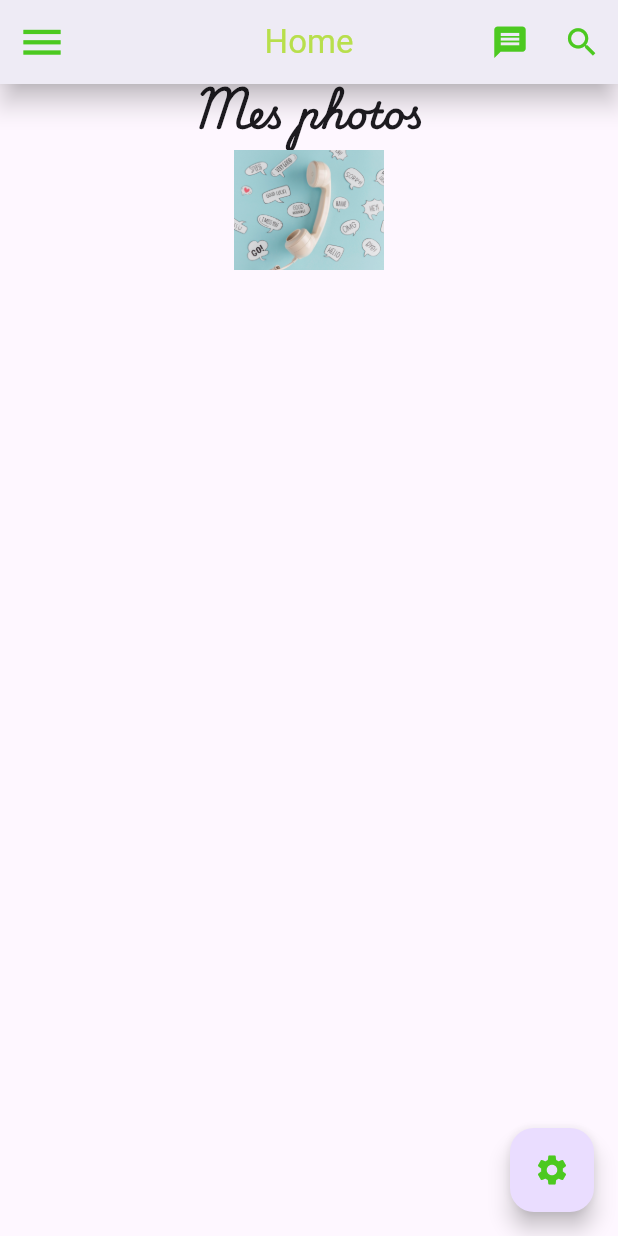
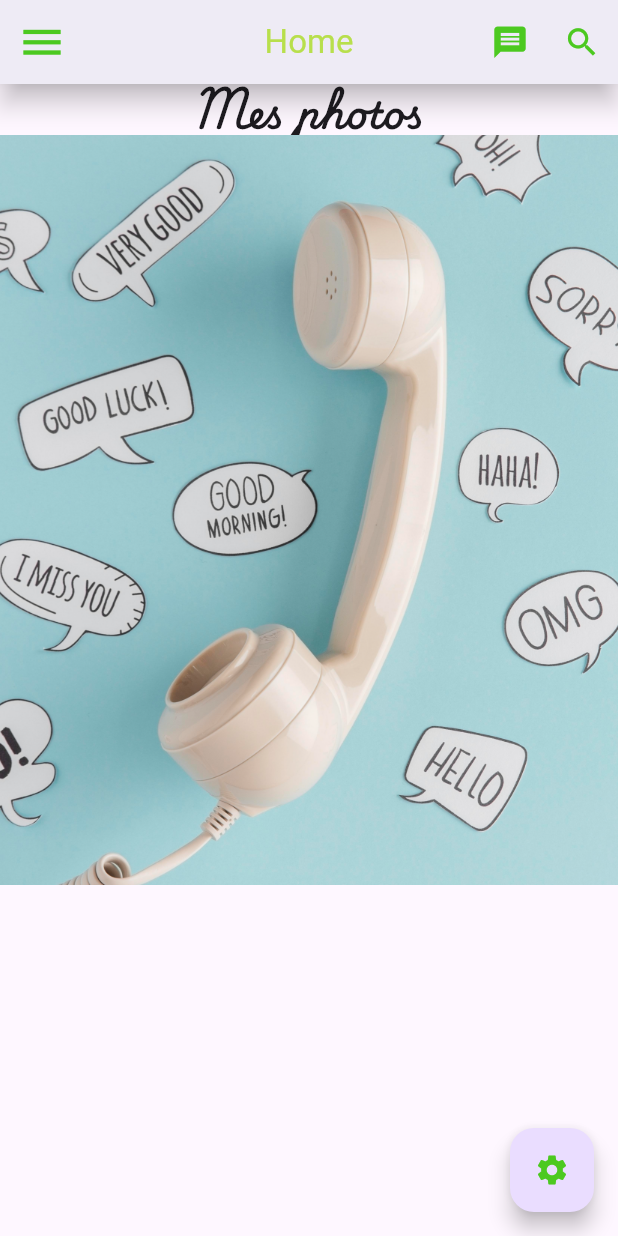
Before and after one commit to sm-hl/simple_project, a Flutter app: the screen it shows after launch, on a phone screen of 412 x 824 dp. Run offline on Flutter 3.47's test engine with Material 3 defaults, Android fonts, the phone set to English and light mode, and no system bars.

Commit message:
Image.asset cover

```diff
--- a/lib/main.dart
+++ b/lib/main.dart
@@ -71,8 +71,7 @@ class simpleProject extends StatelessWidget {
             color: Color.fromARGB(255, 1100, 201, 32),
           ), //go to material icon https://fonts.google.com/icons
         ),
-        body: Center(
-          child: Column(
+        body: Column(
           children: [
             Text(
               'Mes photos',
@@ -84,12 +83,11 @@ class simpleProject extends StatelessWidget {
             ),
             Image.asset(
               "assets/images/contact-us.jpg",
-                height: 100,
-                width: 100,
-                fit: BoxFit.contain,//contain, cover:zoom image to save dimensions
+              height: 500,
+              width: double.infinity,
+              fit: BoxFit.cover,//contain, cover:zoom image to save dimensions
             )
           ],
-          ),
         ));
   }
 }
```
Lines whose indentation alone changed are shown as unchanged.
